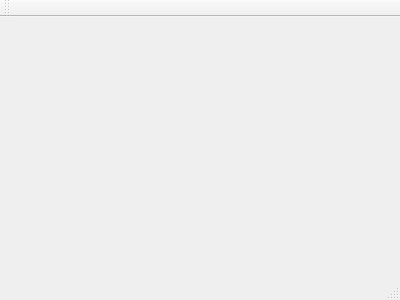
Qt form mainwindow.ui (wouter182/healthManager) before a commit.
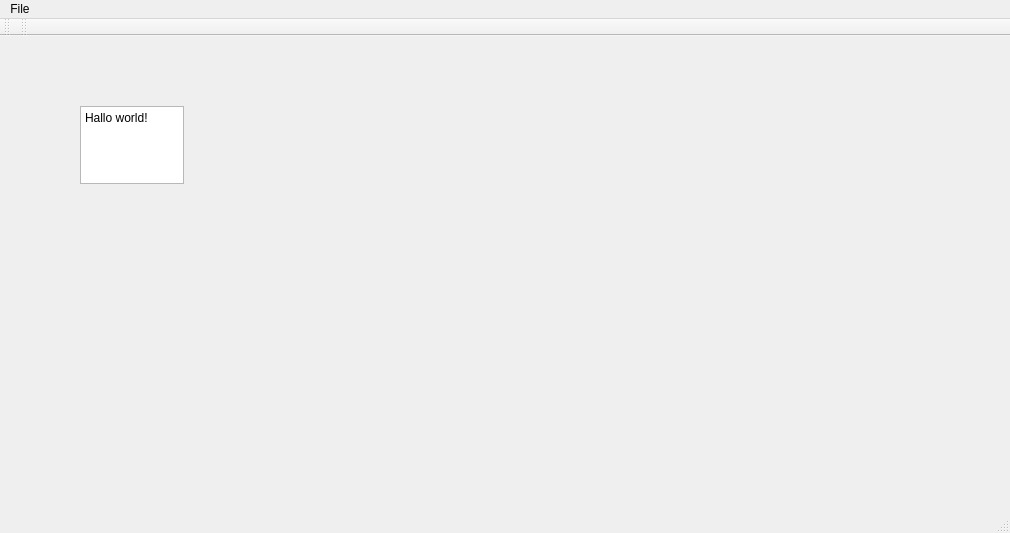
The same form after that commit.

The edit to the form file:
```diff
--- a/mainwindow.ui
+++ b/mainwindow.ui
@@ -1,24 +1,80 @@
 <ui version="4.0">
  <class>MainWindow</class>
- <widget class="QMainWindow" name="MainWindow" >
-  <property name="geometry" >
+ <widget class="QMainWindow" name="MainWindow">
+  <property name="geometry">
    <rect>
     <x>0</x>
     <y>0</y>
-    <width>400</width>
-    <height>300</height>
+    <width>1010</width>
+    <height>533</height>
    </rect>
   </property>
   <property name="windowTitle" >
    <string>MainWindow</string>
   </property>
-  <widget class="QMenuBar" name="menuBar" />
-  <widget class="QToolBar" name="mainToolBar" />
-  <widget class="QWidget" name="centralWidget" />
-  <widget class="QStatusBar" name="statusBar" />
+  <widget class="QWidget" name="centralWidget">
+   <widget class="QPlainTextEdit" name="plainTextEdit">
+    <property name="geometry">
+     <rect>
+      <x>80</x>
+      <y>70</y>
+      <width>104</width>
+      <height>78</height>
+     </rect>
+    </property>
+    <property name="plainText">
+     <string>Hallo world!</string>
+    </property>
+   </widget>
+  </widget>
+  <widget class="QMenuBar" name="menuBar">
+   <property name="geometry">
+    <rect>
+     <x>0</x>
+     <y>0</y>
+     <width>1010</width>
+     <height>25</height>
+    </rect>
+   </property>
+   <widget class="QMenu" name="menuFile">
+    <property name="title">
+     <string>File</string>
+    </property>
+    <addaction name="separator"/>
+    <addaction name="actionExit"/>
+   </widget>
+   <addaction name="menuFile"/>
+  </widget>
+  <widget class="QToolBar" name="mainToolBar">
+   <attribute name="toolBarArea">
+    <enum>TopToolBarArea</enum>
+   </attribute>
+   <attribute name="toolBarBreak">
+    <bool>false</bool>
+   </attribute>
+  </widget>
+  <widget class="QStatusBar" name="statusBar"/>
+  <widget class="QToolBar" name="toolBar">
+   <property name="windowTitle">
+    <string>toolBar</string>
+   </property>
+   <attribute name="toolBarArea">
+    <enum>TopToolBarArea</enum>
+   </attribute>
+   <attribute name="toolBarBreak">
+    <bool>false</bool>
+   </attribute>
+  </widget>
+  <action name="actionExit">
+   <property name="text">
+    <string>Exit</string>
+   </property>
+   <property name="shortcut">
+    <string>Ctrl+Q</string>
+   </property>
+  </action>
  </widget>
- <layoutDefault spacing="6" margin="11" />
- <pixmapfunction></pixmapfunction>
+ <layoutdefault spacing="6" margin="11"/>
  <resources/>
  <connections/>
 </ui>
```
Left out of the diff: 3 changed lines with no effect on the pictures.
